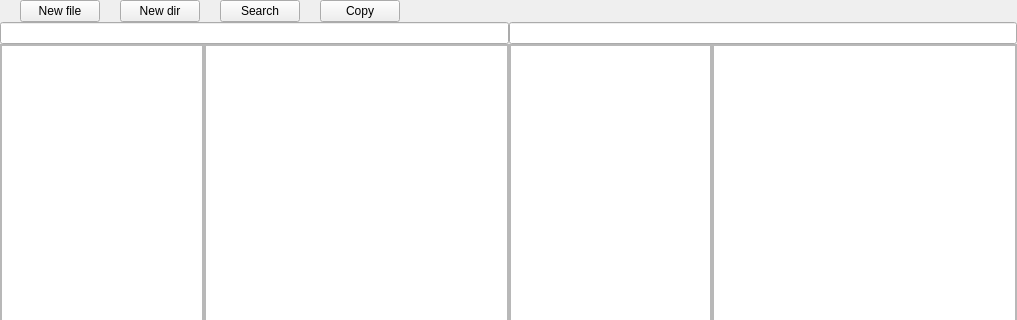
Before: the Qt Designer form mainwidget.ui in linndfors/Cross-platform-orthodox-GUI-file-manager, drawn with Qt 5; both pictures show x 0 to 1017 and y 0 to 320 of the 1017 by 829 pixel window.
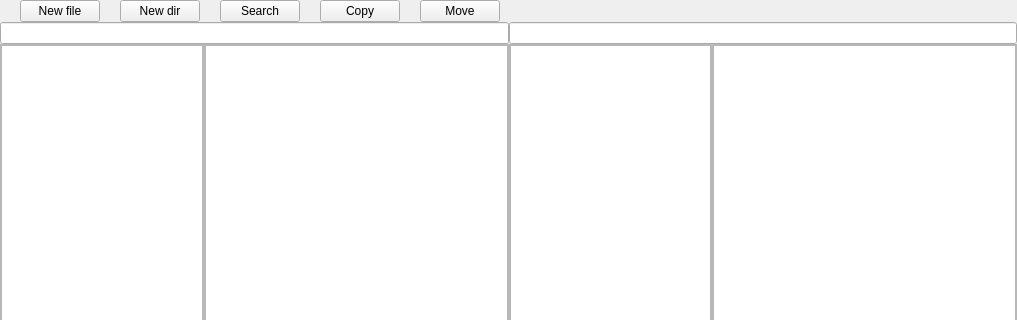
After: the same form once the commit is applied.

Commit message: updated cp and added a simple mv implementation

```diff
--- a/mainwidget.ui
+++ b/mainwidget.ui
@@ -38,7 +38,7 @@
       <number>0</number>
      </property>
      <item>
-      <layout class="QHBoxLayout" name="stuff_buttons" stretch="0,0,0,0,0">
+      <layout class="QHBoxLayout" name="stuff_buttons" stretch="0,0,0,0,0,0">
        <property name="spacing">
         <number>20</number>
        </property>
@@ -103,6 +103,13 @@
          </property>
         </widget>
        </item>
+       <item>
+        <widget class="QPushButton" name="moveButton">
+         <property name="text">
+          <string>Move</string>
+         </property>
+        </widget>
+       </item>
        <item>
         <spacer name="horizontalSpacer">
          <property name="orientation">
```
The commit also changes 2 other files.
